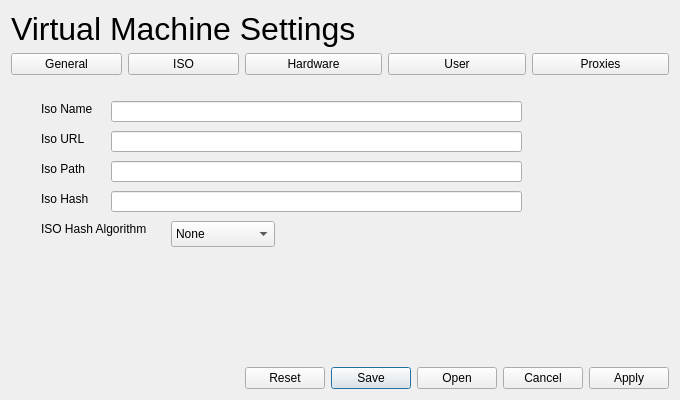
This is ui/VMSettings_ui.ui in csd-dev-tools/ClockworkVMs as Qt 5 draws it before an edit. The edited form follows.
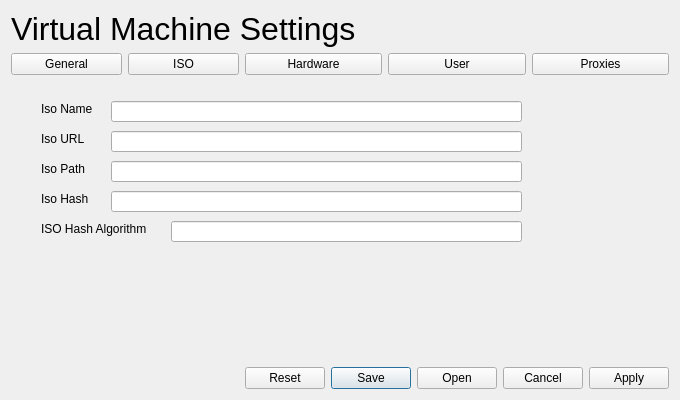
This is the edited form. The open tabs and pages were chosen to show the change.

Commit message: basic varfile/templatefile/new interface inetrations

Patch:
```diff
--- a/ui/VMSettings_ui.ui
+++ b/ui/VMSettings_ui.ui
@@ -232,31 +232,6 @@
         <string>Iso Hash</string>
        </property>
       </widget>
-      <widget class="QComboBox" name="comboBox">
-       <property name="geometry">
-        <rect>
-         <x>160</x>
-         <y>140</y>
-         <width>104</width>
-         <height>26</height>
-        </rect>
-       </property>
-       <item>
-        <property name="text">
-         <string>None</string>
-        </property>
-       </item>
-       <item>
-        <property name="text">
-         <string>SHA1</string>
-        </property>
-       </item>
-       <item>
-        <property name="text">
-         <string>MD5</string>
-        </property>
-       </item>
-      </widget>
       <widget class="QLabel" name="label_7">
        <property name="geometry">
         <rect>
@@ -323,6 +298,16 @@
         <string>Iso Path</string>
        </property>
       </widget>
+      <widget class="QLineEdit" name="leIsoHashAlgorithm">
+       <property name="geometry">
+        <rect>
+         <x>160</x>
+         <y>140</y>
+         <width>351</width>
+         <height>21</height>
+        </rect>
+       </property>
+      </widget>
      </widget>
      <widget class="QWidget" name="page_4">
       <widget class="QLabel" name="label_8">
```
Left out of the diff: 3 changed lines with no effect on the pictures. The commit also changes 5 other files.
